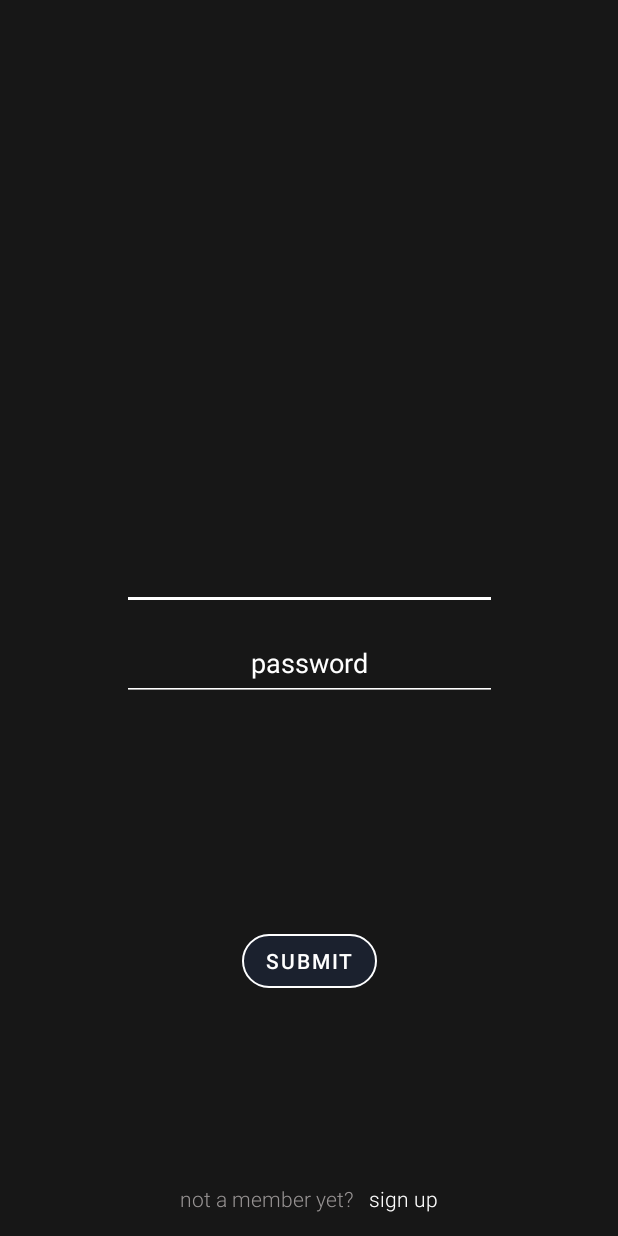
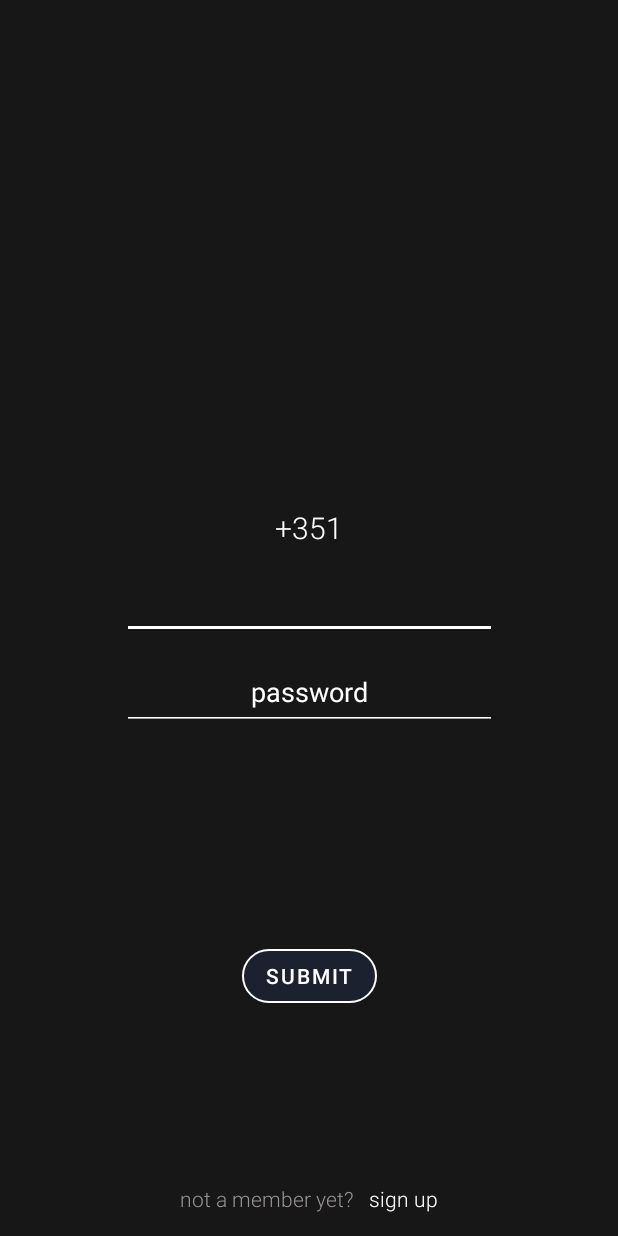
Before and after one commit to teevian/Radar, an Android app: the LoginActivity screen opened directly, with no data from a screen before it, after a tap on "SUBMIT", on a phone screen of 412 x 824 dp. Run offline under Robolectric (Android 15) with nearby library versions, the phone set to English and light mode, and no system bars.

Commit message:
API done, LoginActivity communicates with the server

```diff
--- a/app/src/main/java/outspin/mvp/radar/api/APIHandler.java
+++ b/app/src/main/java/outspin/mvp/radar/api/APIHandler.java
@@ -28,9 +28,6 @@ import outspin.mvp.radar.data.Macros;
 import outspin.mvp.radar.models.UserThumb;
 
 public class APIHandler {
-    private final String serverIPv4 = Macros.CONST_INTERNET_SERVER_IPV4;
-    private final String host = serverIPv4;
-    private final int port = 62126;
     private static final Set<String> outputHttpMethods = Collections.unmodifiableSet(
             new HashSet<>(Arrays.asList("POST", "PUT", "PATCH", "DELETE"))
     );
--- a/app/src/main/java/outspin/mvp/radar/ui/LoginActivity.java
+++ b/app/src/main/java/outspin/mvp/radar/ui/LoginActivity.java
@@ -6,12 +6,19 @@ import android.content.Context;
 import android.content.Intent;
 import android.content.SharedPreferences;
 import android.os.Bundle;
+import android.util.Log;
 import android.view.View;
+import android.widget.ArrayAdapter;
+import android.widget.Spinner;
 import android.widget.Toast;
 
 import outspin.mvp.radar.R;
+import outspin.mvp.radar.api.API;
+import outspin.mvp.radar.api.APICallBack;
+import outspin.mvp.radar.api.SignUp;
 import outspin.mvp.radar.data.Macros;
 import outspin.mvp.radar.databinding.ActivityLoginBinding;
+import outspin.mvp.radar.models.User;
 
 public class LoginActivity extends AppCompatActivity {
     ActivityLoginBinding loginBinding;
@@ -19,6 +26,26 @@ public class LoginActivity extends AppCompatActivity {
     private final int LOGIN = 0;
     private final int SIGNUP = 1;
     private int signStatus = 0;
+
+    boolean isValidated(String phoneNumber, String password, String passwordDuplicate, String name){
+        if(phoneNumber.length() != 9) {
+            Toast.makeText(LoginActivity.this,
+                    "your phone number is invalid.", Toast.LENGTH_SHORT).show();
+            return false;
+        }
+
+        int passwordLength = password.length();
+        if(passwordLength < 9 || passwordLength > 20 || !password.equals(passwordDuplicate)) {
+            Toast.makeText(LoginActivity.this,
+                    "your password is invalid.", Toast.LENGTH_SHORT).show();
+            return false;
+        }
+
+        if(name.length() == 0)
+            return false;
+
+        return true;
+    }
 
     boolean isValidated(String phoneNumber, String password){
         if(phoneNumber.length() != 9) {
@@ -44,14 +71,38 @@ public class LoginActivity extends AppCompatActivity {
         loginBinding = ActivityLoginBinding.inflate(getLayoutInflater());
         setContentView(loginBinding.getRoot());
 
+        loginBinding.etName.setVisibility(View.GONE);
+        loginBinding.etLoginPasswordDuplicate.setVisibility(View.GONE);
+
+        Spinner dropdown = loginBinding.spinnerCountryCode;
+        String[] items = new String[]{"+351"};
+        ArrayAdapter<String> adapter = new ArrayAdapter<>(this, R.layout.spinner_item, items);
+        dropdown.setAdapter(adapter);
+
         loginBinding.btSubmit.setOnClickListener(view -> {
             String password = loginBinding.etLoginPassword.getText().toString();
             String phoneNumber = loginBinding.etLoginPhone.getText().toString();
+            String countryCode = loginBinding.spinnerCountryCode.getSelectedItem().toString();
 
-            if(isValidated(phoneNumber, password)){
+            switch (signStatus) {
+                case LOGIN:
+                    if(isValidated(phoneNumber, password)) {
 
+                    }
+                    break;
+                case SIGNUP:
+                    String name = loginBinding.etName.getText().toString();
+                    String passwordDuplicate = loginBinding.etLoginPasswordDuplicate.getText().toString();
+                    if(isValidated(phoneNumber, password, passwordDuplicate, name)) {
+                        SignUp signUp = new SignUp(new User(-1, name, phoneNumber, countryCode, ""), password);
+                        API.APIConnectionBundle bundle = signUp.getAPIConnectionBundle();
+                        API.QueryAPI queryAPI = new API.QueryAPI(signUp);
+                        queryAPI.execute();
+                    }
+                    break;
+            }
 
-                /*
+               /*
                 SharedPreferences sharedPref = getApplication().getSharedPreferences(
                         Macros.PREFERENCE_FILE_AUTHENTICATION, Context.MODE_PRIVATE);
 
@@ -63,17 +114,20 @@ public class LoginActivity extends AppCompatActivity {
                 Intent intent =  new Intent(LoginActivity.this, RadarNavigationActivity.class);
                 startActivity(intent);
                 */
-            }
         });
 
         loginBinding.tvSign.setOnClickListener(view -> {
             switch (signStatus) {
                 case LOGIN:
+                    loginBinding.etName.setVisibility(View.VISIBLE);
+                    loginBinding.etLoginPasswordDuplicate.setVisibility(View.VISIBLE);
                     loginBinding.tvMember.setText(getString(R.string.member));
                     loginBinding.tvSign.setText(getString(R.string.login));
                     signStatus = SIGNUP;
                     break;
                 case SIGNUP:
+                    loginBinding.etName.setVisibility(View.GONE);
+                    loginBinding.etLoginPasswordDuplicate.setVisibility(View.GONE);
                     loginBinding.tvMember.setText(getString(R.string.not_member));
                     loginBinding.tvSign.setText(getString(R.string.signup));
                     signStatus = LOGIN;
--- a/app/src/main/res/layout/activity_login.xml
+++ b/app/src/main/res/layout/activity_login.xml
@@ -18,6 +18,25 @@
         app:layout_constraintStart_toStartOf="parent"
         app:layout_constraintTop_toTopOf="parent"
         tools:context=".ui.LoginActivity">
+
+        <EditText
+            android:id="@+id/et_name"
+            android:layout_width="@dimen/login_input_width"
+            android:layout_height="@dimen/login_input_height"
+            android:layout_margin="@dimen/login_input_margin"
+            android:backgroundTint="@color/white"
+            android:gravity="center"
+            android:hint="@string/login_name"
+            android:textColor="@color/white"
+            android:textColorHint="@drawable/selector_hint" />
+
+        <Spinner
+            android:id="@+id/spinner_country_code"
+            android:layout_width="wrap_content"
+            android:layout_height="wrap_content"
+            android:background="@color/transparent"
+            android:spinnerMode="dropdown"
+            android:popupBackground="@color/gray"/>
 
         <EditText
             android:id="@+id/et_login_phone"
@@ -42,6 +61,19 @@
             android:inputType="textPassword"
             android:textColor="@color/white"
             android:textColorHint="@drawable/selector_hint" />
+
+        <EditText
+            android:id="@+id/et_login_password_duplicate"
+            android:layout_width="@dimen/login_input_width"
+            android:layout_height="@dimen/login_input_height"
+            android:layout_margin="@dimen/login_input_margin"
+            android:backgroundTint="@color/white"
+            android:gravity="center"
+            android:hint="@string/login_password_duplicate"
+            android:inputType="textPassword"
+            android:textColor="@color/white"
+            android:textColorHint="@drawable/selector_hint"/>
+
     </LinearLayout>
 
     <Button
--- /dev/null
+++ b/app/src/main/res/layout/spinner_item.xml
@@ -0,0 +1,10 @@
+<?xml version="1.0" encoding="utf-8"?>
+
+<TextView
+    xmlns:android="http://schemas.android.com/apk/res/android"
+    android:layout_width="match_parent"
+    android:layout_height="wrap_content"
+    android:textSize="20sp"
+    android:gravity="left"
+    android:textColor="@color/white"
+    android:padding="5dip"/>
--- a/app/src/main/res/values/strings.xml
+++ b/app/src/main/res/values/strings.xml
@@ -1,8 +1,10 @@
 <resources>
     <string name="app_name">Radar MVP</string>
 
+    <string name="login_name">name</string>
     <string name="login_phone">phone number</string>
     <string name="login_password">password</string>
+    <string name="login_password_duplicate">repeat password</string>
     <string name="signup_confirmation_password">confirm password</string>
     <string name="not_member">not a member yet?</string>
     <string name="member">are you a member?</string>
```
Also changed, not shown: app/src/main/AndroidManifest.xml (+4 -3 lines), app/src/main/java/outspin/mvp/radar/api/API.java (added, +159 -0 lines), app/src/main/java/outspin/mvp/radar/api/APICallBack.java (added, +14 -0 lines), app/src/main/java/outspin/mvp/radar/api/GetClub.java (added, +31 -0 lines), app/src/main/java/outspin/mvp/radar/api/JSONBuilder.java (+19 -5 lines), app/src/main/java/outspin/mvp/radar/api/SignUp.java (added, +38 -0 lines), app/src/main/java/outspin/mvp/radar/models/User.java (added, +58 -0 lines), app/src/main/java/outspin/mvp/radar/ui/ProfileActivity.java (+6 -4 lines).
